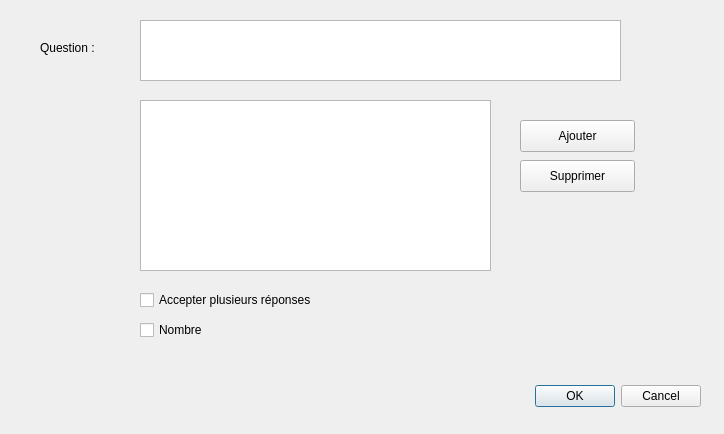
This is admin-app/questiondialog.ui in BnHrb/beam-rainbow as Qt 5 draws it before an edit. The edited form follows.
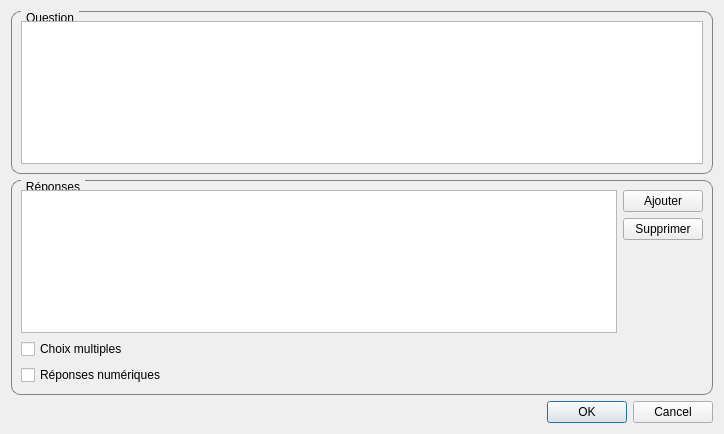
This is the edited form.

```diff
--- a/admin-app/questiondialog.ui
+++ b/admin-app/questiondialog.ui
@@ -13,109 +13,46 @@
   <property name="windowTitle">
    <string>Dialog</string>
   </property>
-  <widget class="QDialogButtonBox" name="buttonBox">
-   <property name="geometry">
-    <rect>
-     <x>520</x>
-     <y>380</y>
-     <width>181</width>
-     <height>32</height>
-    </rect>
-   </property>
-   <property name="locale">
-    <locale language="French" country="France"/>
-   </property>
-   <property name="orientation">
-    <enum>Qt::Horizontal</enum>
-   </property>
-   <property name="standardButtons">
-    <set>QDialogButtonBox::Cancel|QDialogButtonBox::Ok</set>
-   </property>
-  </widget>
-  <widget class="QLabel" name="label">
-   <property name="geometry">
-    <rect>
-     <x>40</x>
-     <y>40</y>
-     <width>91</width>
-     <height>16</height>
-    </rect>
-   </property>
-   <property name="text">
-    <string>Question :</string>
-   </property>
-  </widget>
-  <widget class="QPushButton" name="pushButton">
-   <property name="geometry">
-    <rect>
-     <x>520</x>
-     <y>120</y>
-     <width>115</width>
-     <height>32</height>
-    </rect>
-   </property>
-   <property name="text">
-    <string>Ajouter</string>
-   </property>
-  </widget>
-  <widget class="QCheckBox" name="checkBox">
-   <property name="geometry">
-    <rect>
-     <x>140</x>
-     <y>290</y>
-     <width>211</width>
-     <height>20</height>
-    </rect>
-   </property>
-   <property name="text">
-    <string>Accepter plusieurs réponses</string>
-   </property>
-  </widget>
-  <widget class="QPushButton" name="pushButton_2">
-   <property name="geometry">
-    <rect>
-     <x>520</x>
-     <y>160</y>
-     <width>115</width>
-     <height>32</height>
-    </rect>
-   </property>
-   <property name="text">
-    <string>Supprimer</string>
-   </property>
-  </widget>
-  <widget class="QPlainTextEdit" name="plainTextEdit">
-   <property name="geometry">
-    <rect>
-     <x>140</x>
-     <y>20</y>
-     <width>481</width>
-     <height>61</height>
-    </rect>
-   </property>
-  </widget>
-  <widget class="QCheckBox" name="checkBox_2">
-   <property name="geometry">
-    <rect>
-     <x>140</x>
-     <y>320</y>
-     <width>89</width>
-     <height>20</height>
-    </rect>
-   </property>
-   <property name="text">
-    <string>Nombre</string>
-   </property>
-  </widget>
+  <property name="styleSheet">
+   <string notr="true">QGroupBox {
+    border: 1px solid gray;
+    border-radius: 9px;
+    margin-top: 0.5em;
+}
+
+QGroupBox::title {
+    subcontrol-origin: margin;
+    left: 10px;
+    padding: 0 3px 0 3px;
+}</string>
+  </property>
+  <layout class="QGridLayout" name="gridLayout_3">
+   <item row="0" column="0">
+    <layout class="QVBoxLayout" name="verticalLayout_3">
+     <item>
+      <widget class="QGroupBox" name="groupBox_2">
+       <property name="title">
+        <string>Question</string>
+       </property>
+       <layout class="QGridLayout" name="gridLayout_2">
+        <item row="0" column="0">
+         <widget class="QPlainTextEdit" name="plainTextEdit"/>
+        </item>
+       </layout>
+      </widget>
+     </item>
+     <item>
+      <widget class="QGroupBox" name="groupBox">
+       <property name="title">
+        <string>Réponses</string>
+       </property>
+       <layout class="QGridLayout" name="gridLayout">
+        <item row="0" column="0">
+         <layout class="QHBoxLayout" name="horizontalLayout">
+          <item>
+           <layout class="QVBoxLayout" name="verticalLayout_2">
+            <item>
   <widget class="QListWidget" name="listWidget">
-   <property name="geometry">
-    <rect>
-     <x>140</x>
-     <y>100</y>
-     <width>351</width>
-     <height>171</height>
-    </rect>
-   </property>
    <property name="frameShape">
     <enum>QFrame::StyledPanel</enum>
    </property>
@@ -141,6 +78,75 @@
     <bool>false</bool>
    </property>
   </widget>
+            </item>
+            <item>
+             <widget class="QCheckBox" name="checkBox">
+              <property name="text">
+               <string>Choix multiples</string>
+              </property>
+             </widget>
+            </item>
+            <item>
+             <widget class="QCheckBox" name="checkBox_2">
+              <property name="text">
+               <string>Réponses numériques</string>
+              </property>
+             </widget>
+            </item>
+           </layout>
+          </item>
+          <item>
+           <layout class="QVBoxLayout" name="verticalLayout">
+            <item>
+             <widget class="QPushButton" name="pushButton">
+              <property name="text">
+               <string>Ajouter</string>
+              </property>
+             </widget>
+            </item>
+            <item>
+             <widget class="QPushButton" name="pushButton_2">
+              <property name="text">
+               <string>Supprimer</string>
+              </property>
+             </widget>
+            </item>
+            <item>
+             <spacer name="verticalSpacer_2">
+              <property name="orientation">
+               <enum>Qt::Vertical</enum>
+              </property>
+              <property name="sizeHint" stdset="0">
+               <size>
+                <width>20</width>
+                <height>40</height>
+               </size>
+              </property>
+             </spacer>
+            </item>
+           </layout>
+          </item>
+         </layout>
+        </item>
+       </layout>
+      </widget>
+     </item>
+     <item>
+      <widget class="QDialogButtonBox" name="buttonBox">
+       <property name="locale">
+        <locale language="French" country="France"/>
+       </property>
+       <property name="orientation">
+        <enum>Qt::Horizontal</enum>
+       </property>
+       <property name="standardButtons">
+        <set>QDialogButtonBox::Cancel|QDialogButtonBox::Ok</set>
+       </property>
+      </widget>
+     </item>
+    </layout>
+   </item>
+  </layout>
  </widget>
  <resources/>
  <connections>
```
Left out of the diff: 2 changed lines with no effect on the pictures. Lines whose indentation alone changed are shown as unchanged.
